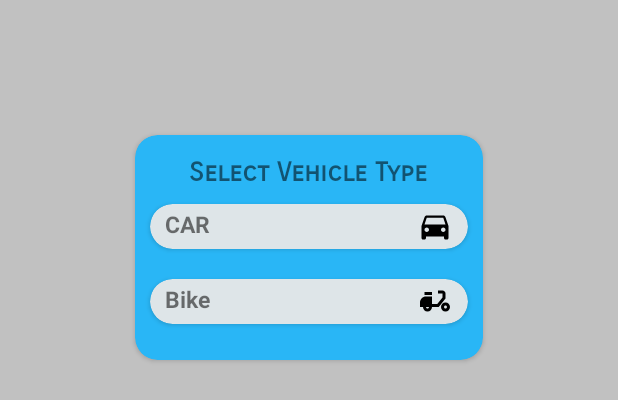
After one commit to harshpatel63/ParkOver, an Android app: the layout car_bike_dailoge.xml on its own in the app's theme, with its tools: preview values and no code run, on a phone screen of 412 x 824 dp. The commit adds this screen. Shown: the top 400 px of the screen. Run offline under Robolectric (Android 15) with nearby library versions, the phone set to English and light mode, and no system bars.

```diff
--- a/app/src/main/AndroidManifest.xml
+++ b/app/src/main/AndroidManifest.xml
@@ -38,11 +38,11 @@
 
         <meta-data
             android:name="com.google.android.geo.API_KEY"
-            android:value="${MAPS_API_KEY}" />
+            android:value="vV2uNi3pbApBS7gADCBvSxT0wgtGKsrBt5B6qRbiQVeosrtHvIXaUfRnQ2H9cF8A" />
 
         <meta-data
             android:name="com.google.android.ar.API_KEY"
-            android:value="${MAPS_API_KEY}" />
+            android:value="vV2uNi3pbApBS7gADCBvSxT0wgtGKsrBt5B6qRbiQVeosrtHvIXaUfRnQ2H9cF8A" />
 
     </application>
 
--- a/app/src/main/res/layout/activity_main.xml
+++ b/app/src/main/res/layout/activity_main.xml
@@ -5,7 +5,6 @@
     android:layout_width="match_parent"
     android:layout_height="match_parent"
     tools:context=".MainActivity">
-
 
     <androidx.fragment.app.FragmentContainerView
         android:id="@+id/fragment_container"
@@ -46,13 +45,13 @@
         <ImageView
             android:id="@+id/car_bike"
             android:layout_width="50dp"
-            android:layout_height="45dp"
+            android:layout_height="42dp"
             android:src="@drawable/ic_car_24"
             android:background="@drawable/bg_menu"
             android:backgroundTint="#E1F5FE"
-            android:layout_alignParentEnd="true"
-            android:layout_marginTop="12dp"
-            android:layout_marginEnd="14dp"
+            android:layout_alignParentStart="true"
+            android:layout_marginTop="14dp"
+            android:layout_marginStart="14dp"
             android:padding="10dp"/>
         <ImageView
             android:id="@+id/empty"
@@ -61,6 +60,7 @@
             android:src="@android:drawable/ic_lock_power_off"
             android:background="@drawable/bg_menu"
             android:backgroundTint="#E1F5FE"
+            android:visibility="gone"
             android:layout_alignParentStart="true"
             android:layout_marginTop="12dp"
             android:layout_marginStart="14dp"
@@ -100,5 +100,4 @@
             android:padding="5dp"
             android:src="@drawable/ic_outline_navigation" />
 
-
 </RelativeLayout>
--- /dev/null
+++ b/app/src/main/res/layout/car_bike_dailoge.xml
@@ -0,0 +1,103 @@
+<?xml version="1.0" encoding="utf-8"?>
+<RelativeLayout xmlns:android="http://schemas.android.com/apk/res/android"
+    android:id="@+id/car_bike_dailoge"
+    android:layout_width="match_parent"
+    xmlns:app="http://schemas.android.com/apk/res-auto"
+    android:layout_height="match_parent"
+    android:background="#3E000000">
+
+    <androidx.cardview.widget.CardView
+        android:layout_width="250dp"
+        android:layout_height="150dp"
+        android:layout_gravity="center"
+        app:cardCornerRadius="15dp"
+        android:elevation="10dp"
+        android:background="@drawable/bg_menu"
+        android:layout_alignParentTop="true"
+        android:layout_alignParentEnd="true"
+        android:layout_margin="90dp"
+        android:backgroundTint="#29B6F6">
+        <LinearLayout
+            android:layout_width="match_parent"
+            android:layout_height="match_parent"
+            android:orientation="vertical"
+            android:gravity="center"
+            android:layout_gravity="center">
+            <TextView
+                android:layout_width="wrap_content"
+                android:layout_height="wrap_content"
+                android:textSize="18sp"
+                android:layout_gravity="center_horizontal"
+                android:textStyle="bold"
+                android:fontFamily="sans-serif-smallcaps"
+                android:text="Select Vehicle Type"/>
+
+            <androidx.cardview.widget.CardView
+                android:id="@+id/car_card"
+                android:layout_width="match_parent"
+                android:layout_height="30dp"
+                android:layout_gravity="center"
+                app:cardCornerRadius="15dp"
+                android:layout_margin="10dp"
+                android:background="@drawable/bg_menu"
+                android:backgroundTint="#DEE5E8">
+
+            <RelativeLayout
+                android:layout_width="wrap_content"
+                android:layout_height="wrap_content"
+                android:layout_gravity="center"
+                android:orientation="horizontal">
+                <TextView
+                    android:layout_width="wrap_content"
+                    android:layout_height="wrap_content"
+                    android:text="CAR"
+                    android:layout_marginStart="10dp"
+                    android:layout_alignParentStart="true"
+                    android:textStyle="bold"
+                    android:textSize="15sp"/>
+                <ImageView
+                    android:layout_width="wrap_content"
+                    android:layout_height="wrap_content"
+                    android:layout_alignParentEnd="true"
+                    android:layout_marginEnd="10dp"
+                    android:src="@drawable/ic_car_24"/>
+            </RelativeLayout>
+    </androidx.cardview.widget.CardView>
+
+            <androidx.cardview.widget.CardView
+                android:id="@+id/bike_card"
+                android:layout_width="match_parent"
+                android:layout_height="30dp"
+                android:layout_gravity="center"
+                app:cardCornerRadius="15dp"
+                android:layout_margin="10dp"
+                android:background="@drawable/bg_menu"
+                android:backgroundTint="#DEE5E8">
+
+            <RelativeLayout
+                android:layout_width="wrap_content"
+                android:layout_height="wrap_content"
+                android:layout_gravity="center"
+                android:orientation="horizontal">
+                <TextView
+                    android:layout_width="wrap_content"
+                    android:layout_height="wrap_content"
+                    android:text="Bike"
+                    android:layout_marginStart="10dp"
+                    android:layout_alignParentStart="true"
+                    android:textStyle="bold"
+                    android:textSize="15sp"/>
+                <ImageView
+                    android:layout_width="wrap_content"
+                    android:layout_height="wrap_content"
+                    android:layout_alignParentEnd="true"
+                    android:layout_marginEnd="10dp"
+                    android:src="@drawable/ic_scooter"/>
+            </RelativeLayout>
+    </androidx.cardview.widget.CardView>
+
+        </LinearLayout>
+
+    </androidx.cardview.widget.CardView>
+
+</RelativeLayout>
```
